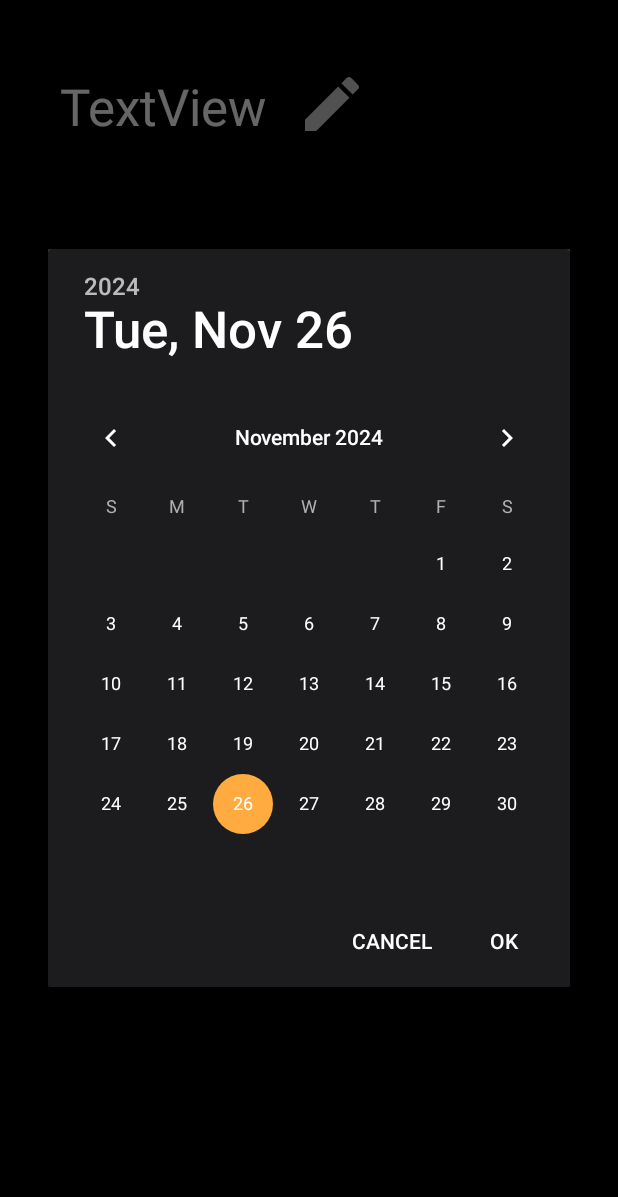
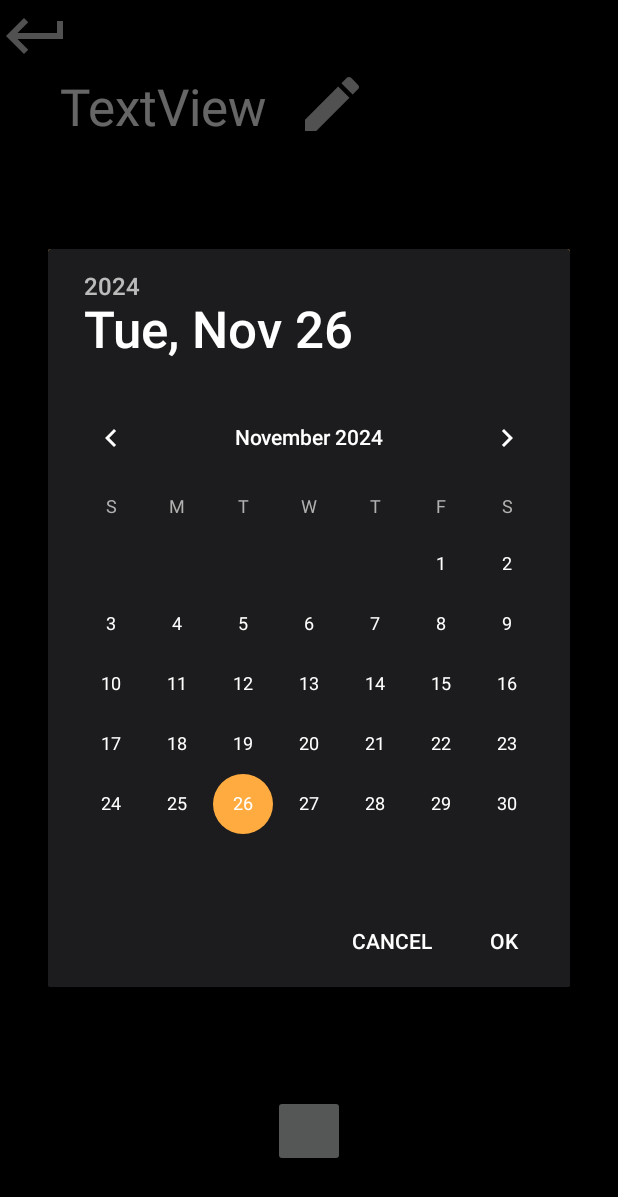
Before and after one commit to ixaito/Calorie-Logger, an Android app: the Meal screen opened through its navigation route, after a tap on "modify the current date", on a phone screen of 412 x 824 dp. Shown: the top 1197 px of the screen. Run offline under Robolectric (Android 15) with nearby library versions, the phone set to English and light mode, and no system bars.

```diff
--- a/app/src/main/java/com/example/uijust/Meal.java
+++ b/app/src/main/java/com/example/uijust/Meal.java
@@ -1,11 +1,13 @@
 package com.example.uijust;
 
 import android.app.DatePickerDialog;
+import android.app.Dialog;
 import android.os.Bundle;
 
 import androidx.annotation.NonNull;
 import androidx.annotation.Nullable;
 import androidx.fragment.app.Fragment;
+import androidx.navigation.Navigation;
 
 import android.view.LayoutInflater;
 import android.view.View;
@@ -13,10 +15,19 @@ import android.view.ViewGroup;
 import android.widget.DatePicker;
 import android.widget.ImageButton;
 import android.widget.TextView;
+import android.widget.Toast;
+
+import com.google.android.material.floatingactionbutton.FloatingActionButton;
 
 public class Meal extends Fragment {
     private TextView date;
     private ImageButton changeDate;
+
+    private ImageButton btnAddMeal;
+    FloatingActionButton fabAddMealManually, fabAddMealCamera;
+    Dialog dialog;
+
+    ImageButton btnReturn;
 
     @Nullable
     @Override
@@ -25,6 +36,37 @@ public class Meal extends Fragment {
         date = view.findViewById(R.id.date);
         changeDate = view.findViewById(R.id.changeDate);
         changeDate.setOnClickListener(view1 -> openDialog());
+
+        // add meal dialog
+        btnAddMeal = view.findViewById(R.id.btnAddMeal);
+        dialog = new Dialog(requireActivity());
+        dialog.setContentView(R.layout.fragment_dialog_add_meal);
+        dialog.getWindow().setLayout(ViewGroup.LayoutParams.WRAP_CONTENT, ViewGroup.LayoutParams.WRAP_CONTENT);
+        dialog.getWindow().setDimAmount(0.7f);
+
+        fabAddMealCamera = dialog.findViewById(R.id.fabAddMealCamera);
+        fabAddMealManually = dialog.findViewById(R.id.fabAddMealManually);
+
+        fabAddMealManually.setOnClickListener(view1 -> {
+            Toast.makeText(requireActivity(), "Manually", Toast.LENGTH_SHORT).show();
+            dialog.dismiss();
+        });
+
+        fabAddMealCamera.setOnClickListener(view1 -> {
+            Navigation.findNavController(requireParentFragment().getView()).navigate(R.id.action_meal_to_capture);
+            dialog.dismiss();
+        });
+
+        btnAddMeal.setOnClickListener(view1 -> dialog.show());
+
+        // navigate to show fragment
+        btnReturn = view.findViewById(R.id.btnReturn);
+        btnReturn.setOnClickListener(new View.OnClickListener() {
+            @Override
+            public void onClick(View view) {
+                Navigation.findNavController(requireParentFragment().getView()).navigate(R.id.action_meal_to_show);
+            }
+        });
         return view;
     }
 
--- /dev/null
+++ b/app/src/main/java/com/example/uijust/ReturnFragment.java
@@ -0,0 +1,21 @@
+package com.example.uijust;
+
+import android.os.Bundle;
+
+import androidx.fragment.app.Fragment;
+
+import android.view.LayoutInflater;
+import android.view.View;
+import android.view.ViewGroup;
+
+public class ReturnFragment extends Fragment {
+
+
+
+    @Override
+    public View onCreateView(LayoutInflater inflater, ViewGroup container,
+                             Bundle savedInstanceState) {
+        // Inflate the layout for this fragment
+        return inflater.inflate(R.layout.fragment_return, container, false);
+    }
+}
--- a/app/src/main/java/com/example/uijust/capture.java
+++ b/app/src/main/java/com/example/uijust/capture.java
@@ -17,6 +17,7 @@ import androidx.camera.lifecycle.ProcessCameraProvider;
 import androidx.camera.view.PreviewView;
 import androidx.core.content.ContextCompat;
 import androidx.fragment.app.Fragment;
+import androidx.navigation.Navigation;
 
 import android.view.LayoutInflater;
 import android.view.View;
@@ -43,6 +44,9 @@ public class capture extends Fragment {
         }
     });
 
+    // return fragment
+    ImageButton btnReturn;
+
     @Nullable
     @Override
     public View onCreateView(@NonNull LayoutInflater inflater, @Nullable ViewGroup container, @Nullable Bundle savedInstanceState) {
@@ -67,6 +71,15 @@ public class capture extends Fragment {
                 cameraFacing = CameraSelector.LENS_FACING_BACK;
 
             startCamera(cameraFacing);
+        });
+
+        // navigate back to show
+        btnReturn = view.findViewById(R.id.btnReturn);
+        btnReturn.setOnClickListener(new View.OnClickListener() {
+            @Override
+            public void onClick(View view) {
+                Navigation.findNavController(requireParentFragment().requireView()).navigate(R.id.action_capture_to_show);
+            }
         });
         return view;
     }
--- /dev/null
+++ b/app/src/main/res/drawable-anydpi/ic_return.xml
@@ -0,0 +1,12 @@
+<vector xmlns:android="http://schemas.android.com/apk/res/android"
+    android:width="24dp"
+    android:height="24dp"
+    android:viewportWidth="24"
+    android:viewportHeight="24"
+    android:tint="#FFFFFF"
+    android:alpha="0.8"
+    android:autoMirrored="true">
+  <path
+      android:fillColor="@android:color/white"
+      android:pathData="M19,7v4H5.83l3.58,-3.59L8,6l-6,6 6,6 1.41,-1.41L5.83,13H21V7z"/>
+</vector>
--- a/app/src/main/res/layout/fragment_capture.xml
+++ b/app/src/main/res/layout/fragment_capture.xml
@@ -4,22 +4,21 @@
     xmlns:tools="http://schemas.android.com/tools"
     android:layout_width="match_parent"
     android:layout_height="match_parent"
-    tools:context=".capture"
     android:theme="@style/camera"
-    >
+    tools:context=".capture">
 
     <androidx.camera.view.PreviewView
         android:id="@+id/previewView"
         android:layout_width="match_parent"
-        android:layout_height="match_parent"
-/>
+        android:layout_height="match_parent" />
 
     <RelativeLayout
         android:layout_width="match_parent"
         android:layout_height="match_parent"
         android:layout_gravity="bottom"
+        >
 
-        >
+        <include layout="@layout/fragment_return"/>
 
         <ImageButton
             android:id="@+id/flash"
@@ -27,7 +26,8 @@
             android:layout_height="48dp"
             android:layout_alignParentEnd="true"
             android:layout_margin="16dp"
-            android:background="@drawable/ic_flash" />
+            android:background="@drawable/ic_flash"
+            android:contentDescription="Flash"/>
 
         <ImageButton
             android:id="@+id/flipCamera"
@@ -36,7 +36,8 @@
             android:layout_below="@id/flash"
             android:layout_alignParentEnd="true"
             android:layout_margin="16dp"
-            android:background="@drawable/ic_flip_camera" />
+            android:background="@drawable/ic_flip_camera"
+            android:contentDescription="Flip it"/>
 
         <ImageButton
             android:id="@+id/camera"
@@ -45,7 +46,8 @@
             android:layout_alignParentBottom="true"
             android:layout_centerHorizontal="true"
             android:layout_marginBottom="40dp"
-            android:background="@drawable/ic_camera" />
+            android:background="@drawable/ic_camera"
+            android:contentDescription="Capture it"/>
 
     </RelativeLayout>
 
--- a/app/src/main/res/layout/fragment_meal.xml
+++ b/app/src/main/res/layout/fragment_meal.xml
@@ -9,6 +9,8 @@
     <androidx.constraintlayout.widget.ConstraintLayout
         android:layout_width="match_parent"
         android:layout_height="match_parent">
+
+        <include layout="@layout/fragment_return" />
 
         <ImageButton
             android:id="@+id/changeDate"
@@ -35,6 +37,14 @@
             app:layout_constraintTop_toTopOf="parent"
             app:layout_constraintVertical_bias="0.062" />
 
+        <include
+            layout="@layout/fragment_add_meal"
+            android:layout_width="match_parent"
+            android:layout_height="wrap_content"
+            android:layout_marginBottom="16dp"
+            app:layout_constraintBottom_toBottomOf="parent"
+            app:layout_constraintEnd_toEndOf="parent"
+            app:layout_constraintStart_toStartOf="parent" />
     </androidx.constraintlayout.widget.ConstraintLayout>
 
 
--- /dev/null
+++ b/app/src/main/res/layout/fragment_return.xml
@@ -0,0 +1,17 @@
+<?xml version="1.0" encoding="utf-8"?>
+<FrameLayout xmlns:android="http://schemas.android.com/apk/res/android"
+    xmlns:tools="http://schemas.android.com/tools"
+    android:layout_width="match_parent"
+    android:layout_height="match_parent"
+    tools:context=".ReturnFragment">
+
+
+    <ImageButton
+        android:layout_width="48dp"
+        android:layout_height="48dp"
+        android:background="@drawable/ic_return"
+        android:id="@+id/btnReturn"
+        android:contentDescription="Return"/>
+
+
+</FrameLayout>
--- a/app/src/main/res/navigation/nav_graph.xml
+++ b/app/src/main/res/navigation/nav_graph.xml
@@ -21,10 +21,21 @@
         android:id="@+id/meal"
         android:name="com.example.uijust.Meal"
         android:label="fragment_meal"
-        tools:layout="@layout/fragment_meal" />
+        tools:layout="@layout/fragment_meal" >
+        <action
+            android:id="@+id/action_meal_to_show"
+            app:destination="@id/show" />
+        <action
+            android:id="@+id/action_meal_to_capture"
+            app:destination="@id/capture" />
+    </fragment>
     <fragment
         android:id="@+id/capture"
         android:name="com.example.uijust.capture"
         android:label="fragment_capture"
-        tools:layout="@layout/fragment_capture" />
+        tools:layout="@layout/fragment_capture" >
+        <action
+            android:id="@+id/action_capture_to_show"
+            app:destination="@id/show" />
+    </fragment>
 </navigation>
```
Also changed, not shown: app/src/main/res/drawable-hdpi/ic_return.png (added), app/src/main/res/drawable-mdpi/ic_return.png (added), app/src/main/res/drawable-xhdpi/ic_return.png (added), app/src/main/res/drawable-xxhdpi/ic_return.png (added).
